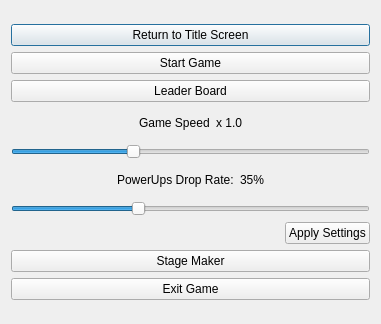
soraxas/SpaceInvader, file gamemenu.ui: the form before one commit.
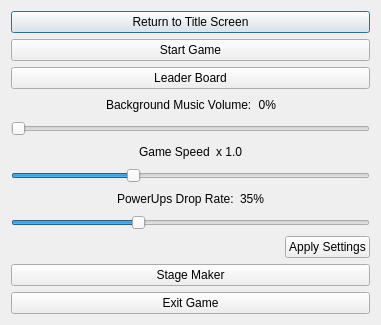
The form after the commit.

Commit message: added backgroundmusic and volume control

What changed in the file:
```diff
--- a/gamemenu.ui
+++ b/gamemenu.ui
@@ -43,6 +43,75 @@
        </property>
       </widget>
      </item>
+     <item>
+      <layout class="QHBoxLayout" name="horizontalLayout">
+       <item>
+        <spacer name="horizontalSpacer_7">
+         <property name="orientation">
+          <enum>Qt::Horizontal</enum>
+         </property>
+         <property name="sizeHint" stdset="0">
+          <size>
+           <width>40</width>
+           <height>20</height>
+          </size>
+         </property>
+        </spacer>
+       </item>
+       <item>
+        <widget class="QLabel" name="label_2">
+         <property name="maximumSize">
+          <size>
+           <width>16777215</width>
+           <height>30</height>
+          </size>
+         </property>
+         <property name="text">
+          <string>Background Music Volume:</string>
+         </property>
+        </widget>
+       </item>
+       <item>
+        <widget class="QLabel" name="bgMusicLabel">
+         <property name="maximumSize">
+          <size>
+           <width>16777215</width>
+           <height>30</height>
+          </size>
+         </property>
+         <property name="text">
+          <string>0%</string>
+         </property>
+         <property name="alignment">
+          <set>Qt::AlignRight|Qt::AlignTrailing|Qt::AlignVCenter</set>
+         </property>
+        </widget>
+       </item>
+       <item>
+        <spacer name="horizontalSpacer_6">
+         <property name="orientation">
+          <enum>Qt::Horizontal</enum>
+         </property>
+         <property name="sizeHint" stdset="0">
+          <size>
+           <width>40</width>
+           <height>20</height>
+          </size>
+         </property>
+        </spacer>
+       </item>
+      </layout>
+     </item>
+     <item>
+      <widget class="QSlider" name="bgMusicSlider">
+       <property name="maximum">
+        <number>100</number>
+       </property>
+       <property name="orientation">
+        <enum>Qt::Horizontal</enum>
+       </property>
+      </widget>
+     </item>
      <item>
       <layout class="QHBoxLayout" name="GameSpeedHorizontalLayout">
        <item>
```
The commit also changes 11 other files.
